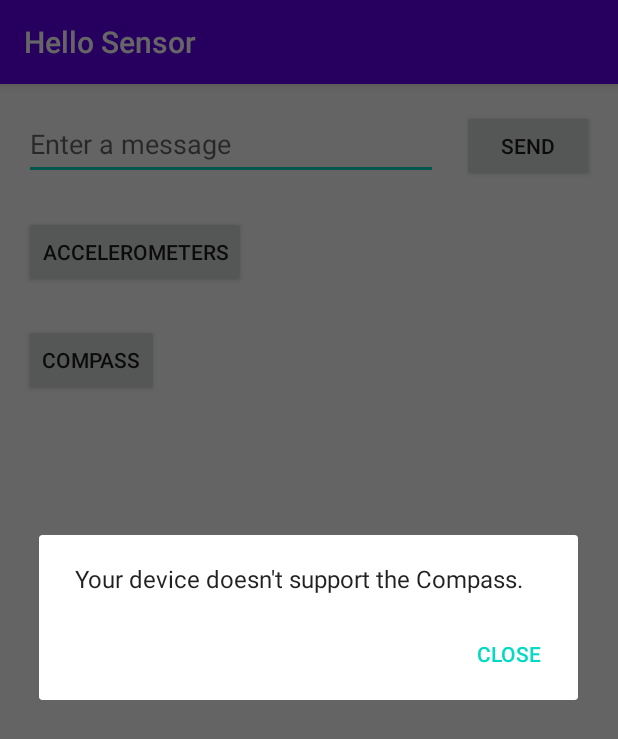
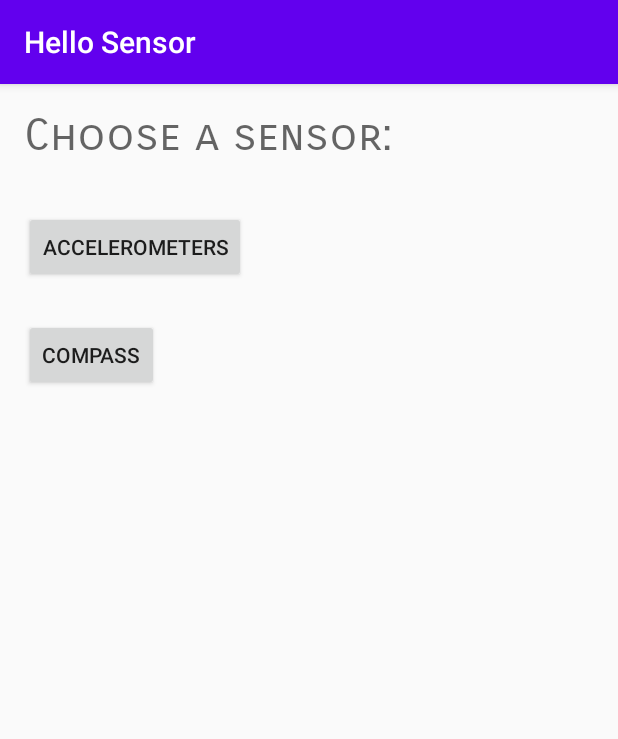
Before and after one commit to fr6744ek-s/HelloSensor, an Android app: the screen it shows after launch (MainActivity), after a tap on "CLOSE", on a phone screen of 412 x 824 dp. Shown: the top 739 px of the screen. Run offline under Robolectric (Android 15) with nearby library versions, the phone set to English and light mode, and no system bars; 1 other tap on this screen came first.

```diff
--- a/app/src/main/java/com/example/hellosensor/CompassActivity.java
+++ b/app/src/main/java/com/example/hellosensor/CompassActivity.java
@@ -39,8 +39,6 @@
         sensorManager = (SensorManager) getSystemService(SENSOR_SERVICE);
         compass_image = (ImageView) findViewById(R.id.compass_image);
         txt_azimuth = (TextView) findViewById(R.id.azimuth);
-
-        start();
     }
 
     @Override
@@ -139,9 +137,9 @@
         if (haveSensor) {
             sensorManager.unregisterListener(this, rotationV);
         }
-        else {
+        if (haveSensor2) {
+            sensorManager.unregisterListener(this, magnetometer);
             sensorManager.unregisterListener(this, accelerometer);
-            sensorManager.unregisterListener(this, magnetometer);
         }
     }
 
--- a/app/src/main/java/com/example/hellosensor/MainActivity.java
+++ b/app/src/main/java/com/example/hellosensor/MainActivity.java
@@ -16,7 +16,7 @@
         setContentView(R.layout.activity_main);
     }
 
-    /** Called when the user taps the Send button */
+    /**
     public void sendMessage(View view) {
         // Do something in response to button
         Intent intent = new Intent(this, DisplayMessageActivity.class);
@@ -25,6 +25,7 @@
         intent.putExtra(EXTRA_MESSAGE, message);
         startActivity(intent);
     }
+    */
 
     public void accelerometers(View view) {
         Intent intent = new Intent(this, AccelerometerActivity.class);
--- a/app/src/main/res/layout/activity_main.xml
+++ b/app/src/main/res/layout/activity_main.xml
@@ -6,43 +6,16 @@
     android:layout_height="match_parent"
     tools:context=".MainActivity">
 
-    <EditText
-        android:id="@+id/editText"
-        android:layout_width="0dp"
-        android:layout_height="48dp"
-        android:layout_marginStart="16dp"
-        android:layout_marginTop="16dp"
-        android:ems="10"
-        android:hint="@string/edit_message"
-        android:inputType="textPersonName"
-        app:layout_constraintEnd_toStartOf="@+id/button"
-        app:layout_constraintHorizontal_bias="0.5"
-        app:layout_constraintStart_toStartOf="parent"
-        app:layout_constraintTop_toTopOf="parent" />
-
-    <Button
-        android:id="@+id/button"
-        android:layout_width="wrap_content"
-        android:layout_height="wrap_content"
-        android:layout_marginStart="16dp"
-        android:layout_marginEnd="16dp"
-        android:onClick="sendMessage"
-        android:text="@string/button_send"
-        app:layout_constraintBaseline_toBaselineOf="@+id/editText"
-        app:layout_constraintEnd_toEndOf="parent"
-        app:layout_constraintHorizontal_bias="0.5"
-        app:layout_constraintStart_toEndOf="@+id/editText" />
-
     <Button
         android:id="@+id/button2"
         android:layout_width="wrap_content"
         android:layout_height="wrap_content"
         android:layout_marginStart="16dp"
-        android:layout_marginTop="24dp"
+        android:layout_marginTop="32dp"
         android:onClick="accelerometers"
         android:text="Accelerometers"
         app:layout_constraintStart_toStartOf="parent"
-        app:layout_constraintTop_toBottomOf="@+id/editText" />
+        app:layout_constraintTop_toBottomOf="@+id/textView5" />
 
     <Button
         android:id="@+id/button3"
@@ -54,4 +27,17 @@
         android:text="Compass"
         app:layout_constraintStart_toStartOf="parent"
         app:layout_constraintTop_toBottomOf="@+id/button2" />
+
+    <TextView
+        android:id="@+id/textView5"
+        android:layout_width="wrap_content"
+        android:layout_height="wrap_content"
+        android:layout_marginStart="16dp"
+        android:layout_marginTop="16dp"
+        android:fontFamily="sans-serif-smallcaps"
+        android:text="Choose a sensor:"
+        android:textAppearance="@style/TextAppearance.AppCompat.Medium"
+        android:textSize="30sp"
+        app:layout_constraintStart_toStartOf="parent"
+        app:layout_constraintTop_toTopOf="parent" />
 </androidx.constraintlayout.widget.ConstraintLayout>
```
Also changed, not shown: 2 other files.
